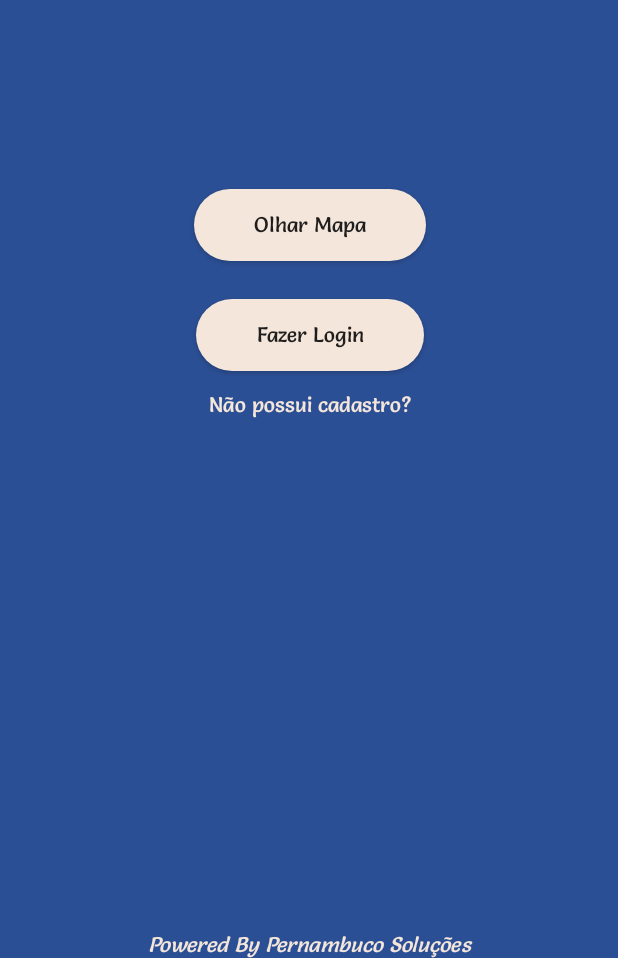
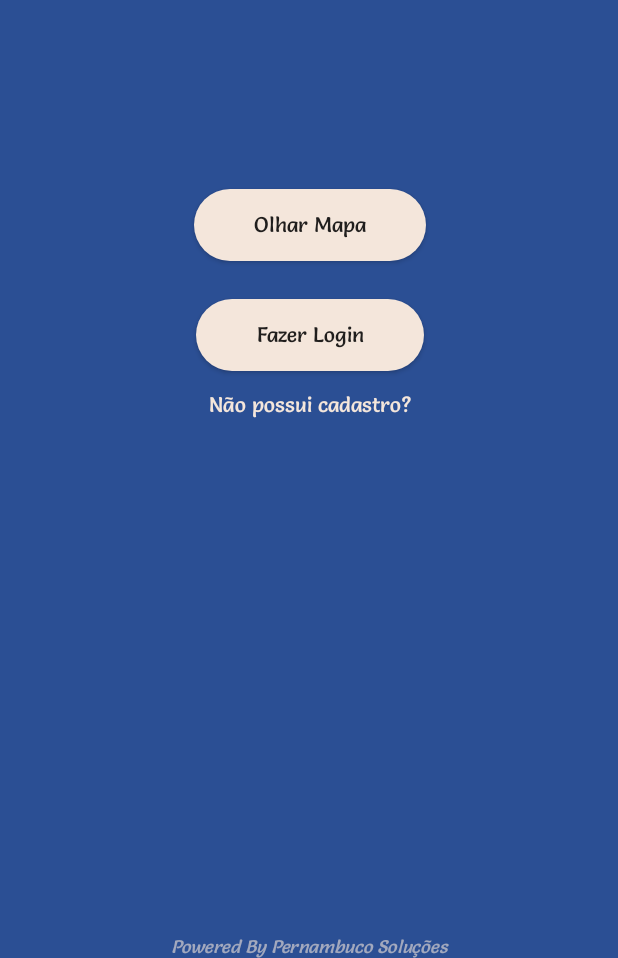
Before and after one commit to VictorTIADS/easygas, an Android app: the screen it shows after launch (SplashActivity), on a phone screen of 412 x 824 dp, the part 278-1236 px from its top. Run offline under Robolectric (Android 15) with nearby library versions, the phone set to English and light mode, and no system bars.

Commit message:
Getting Started

```diff
--- a/app/src/main/res/layout/activity_splash.xml
+++ b/app/src/main/res/layout/activity_splash.xml
@@ -60,8 +60,9 @@
         android:layout_width="0dp"
         android:layout_height="wrap_content"
         android:text="@string/powerd_by"
-        android:textColor="@color/colorWhiteCream"
+        android:textColor="@color/colorWhiteCreamTransp"
         android:textStyle="italic"
+        android:textSize="12dp"
         app:layout_constraintBottom_toBottomOf="parent"
         app:layout_constraintEnd_toEndOf="parent"
         android:textAlignment="center"
--- a/app/src/main/res/values/colors.xml
+++ b/app/src/main/res/values/colors.xml
@@ -5,6 +5,7 @@
     <color name="colorAccent">#D81B60</color>
     <color name="colorFundoSplash">#2B4F94</color>
     <color name="colorWhiteCream">#F4E6DB</color>
+    <color name="colorWhiteCreamTransp">#99F4E6DB</color>
     <color name="colorWhite">#FFFFFF</color>
     <color name="colorBlack">#000000</color>
 
```
